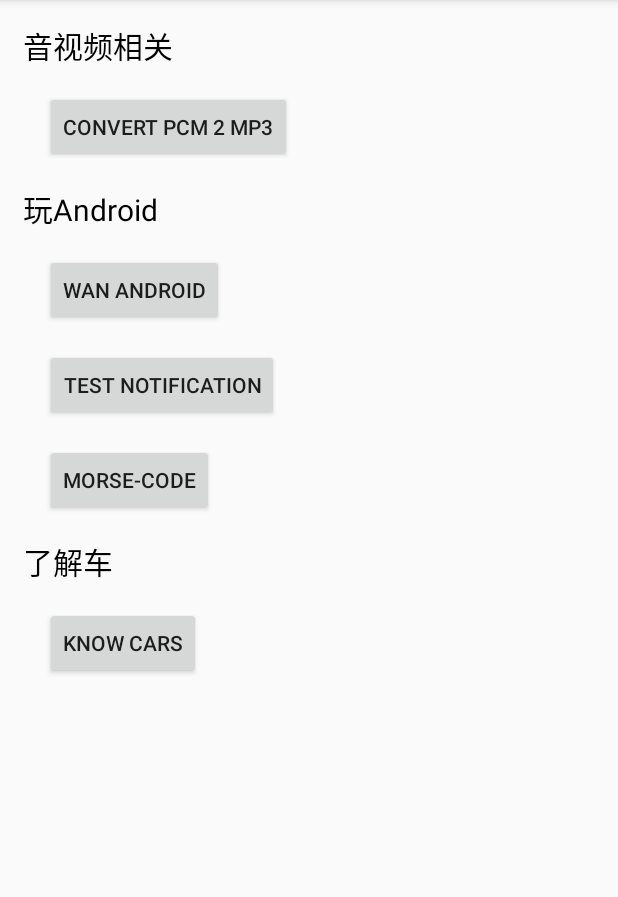
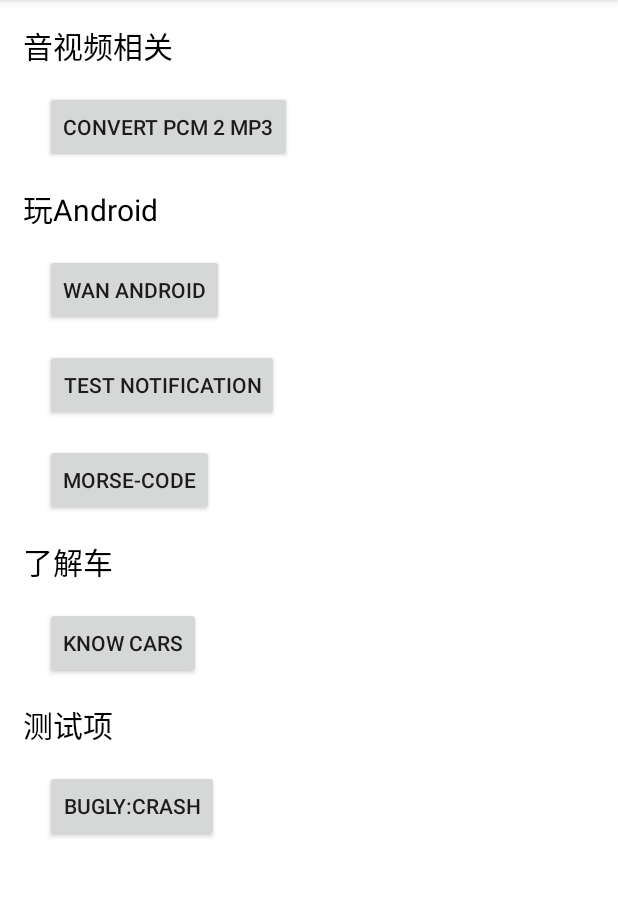
Before and after one commit to jio-deng/FFmpegInAndroid, an Android app: the screen it shows after launch (MainActivity), on a phone screen of 412 x 824 dp, the part 84-981 px from its top. Run offline under Robolectric (Android 15) with nearby library versions, the phone set to English and light mode, and no system bars; libraries missing offline, so code that uses them is left out: com.squareup.leakcanary, com.tencent.bugly; 4 statements that could not run were skipped.

Commit message:
[Add]Launch Optimize and some stuff..
Signed-off-by: dengziming <501823206@qq.co>

```diff
--- a/app/src/main/java/com/dzm/ffmpeg/MainActivity.java
+++ b/app/src/main/java/com/dzm/ffmpeg/MainActivity.java
@@ -2,16 +2,19 @@
 
 import android.content.Intent;
 import android.os.Bundle;
+import android.os.Debug;
 import android.view.View;
 
 import androidx.annotation.Nullable;
 import androidx.appcompat.app.AppCompatActivity;
 
 import com.dzm.ffmpeg.cars.KnowCarsActivity;
+import com.dzm.ffmpeg.optimize.AopOnClick;
 import com.dzm.ffmpeg.tools.MorseCodeActivity;
 import com.dzm.ffmpeg.utils.NotificationUtil;
 import com.dzm.ffmpeg.wanandroid.WanAndroidActivity;
 import com.dzm.ffmpeg.yinshipin.ConvertPcm2Mp3Activity;
+import com.tencent.bugly.crashreport.CrashReport;
 
 /**
  * @author Johnny Deng
@@ -24,12 +27,14 @@
 
     @Override
     protected void onCreate(@Nullable Bundle savedInstanceState) {
+        setTheme(R.style.AppTheme);
         super.onCreate(savedInstanceState);
         setContentView(R.layout.activity_main);
 
         // jump to : lame convert pcm to mp3
         findViewById(R.id.btn_convert_pcm_2_mp3).setOnClickListener(new View.OnClickListener() {
             @Override
+            @AopOnClick
             public void onClick(View v) {
                 Intent intent = new Intent(MainActivity.this, ConvertPcm2Mp3Activity.class);
                 startActivity(intent);
@@ -39,6 +44,7 @@
         // jump to : wan android
         findViewById(R.id.btn_wan_android).setOnClickListener(new View.OnClickListener() {
             @Override
+            @AopOnClick(5000)
             public void onClick(View v) {
                 Intent intent = new Intent(MainActivity.this, WanAndroidActivity.class);
                 startActivity(intent);
@@ -48,6 +54,7 @@
         // test notification
         findViewById(R.id.btn_test_notification).setOnClickListener(new View.OnClickListener() {
             @Override
+            @AopOnClick(5000)
             public void onClick(View v) {
                 int id = 1;
                 String channelId = "my_channel_01";
@@ -62,6 +69,7 @@
         // jump to : morse-code
         findViewById(R.id.btn_morse_code).setOnClickListener(new View.OnClickListener() {
             @Override
+            @AopOnClick(5000)
             public void onClick(View v) {
                 Intent intent = new Intent(MainActivity.this, MorseCodeActivity.class);
                 startActivity(intent);
@@ -71,9 +79,20 @@
         // jump to : know_cars
         findViewById(R.id.btn_know_cars).setOnClickListener(new View.OnClickListener() {
             @Override
+            @AopOnClick(5000)
             public void onClick(View v) {
                 Intent intent = new Intent(MainActivity.this, KnowCarsActivity.class);
                 startActivity(intent);
+            }
+        });
+
+
+        // test : bugly crash
+        findViewById(R.id.btn_test_bugly).setOnClickListener(new View.OnClickListener() {
+            @Override
+            @AopOnClick(5000)
+            public void onClick(View v) {
+                CrashReport.testJavaCrash();
             }
         });
     }
--- a/app/src/main/java/com/dzm/ffmpeg/MyApplication.java
+++ b/app/src/main/java/com/dzm/ffmpeg/MyApplication.java
@@ -2,12 +2,15 @@
 
 import android.annotation.SuppressLint;
 import android.app.Application;
+import android.content.Context;
 import android.content.Intent;
+import android.os.Debug;
+
+import androidx.core.os.TraceCompat;
 
 import com.dzm.ffmpeg.hotfix.andfix.AndFixService;
 import com.squareup.leakcanary.LeakCanary;
-
-import cn.bmob.v3.Bmob;
+import com.tencent.bugly.crashreport.CrashReport;
 
 /**
  * @author Johnny Deng
@@ -25,35 +28,60 @@
     public void onCreate() {
         super.onCreate();
 
-        init();
+        traceStart();
 
-        // init Bmob SDK
-        Bmob.initialize(this, Constant.BMOB_APP_ID);
+        // LeakCanary
+        initLeakCanary();
+
+        // Bmob SDK
+//        Bmob.initialize(this, Constant.BMOB_APP_ID);
+
+        // Bugly : 为了保证运营数据的准确性，建议不要在异步线程初始化Bugly
+        initBugly();
 
         // AndFix Service
-        startAndFixService();
+        initAndFixService();
+
+        traceEnd();
     }
 
-    private void init() {
+    private void traceStart() {
+        // systrace begin
+//        TraceCompat.beginSection("AppOnCreate");
+        // traceview start: 生成App.trace
+//        Debug.startMethodTracing(getFilesDir() + "/App.trace");
+    }
+
+    private void traceEnd() {
+        // traceview stop
+//        Debug.stopMethodTracing();
+        // systrace end
+//        TraceCompat.endSection();
+    }
+
+    private void initLeakCanary() {
         if (LeakCanary.isInAnalyzerProcess(this)) {
             // This process is dedicated to LeakCanary for heap analysis.
-            // You should not init your app in this process.
+            // You should not initLeakCanary your app in this process.
             return;
         }
         LeakCanary.install(this);
         sMe = this;
         isAppDebug = BuildConfig.DEBUG;
-
-
     }
 
     /**
      * 启动AndFix Service
      */
-    private void startAndFixService() {
+    private void initAndFixService() {
         Intent intent = new Intent(this, AndFixService.class);
         startService(intent);
     }
+
+    private void initBugly() {
+        CrashReport.initCrashReport(getApplicationContext(), "ffb5f5471a", false);
+    }
+
 
     /**  **/
     public static MyApplication getInstance() {
--- /dev/null
+++ b/app/src/main/res/drawable/theme_startup.xml
@@ -0,0 +1,12 @@
+<?xml version="1.0" encoding="utf-8"?>
+<layer-list xmlns:android="http://schemas.android.com/apk/res/android">
+
+    <item android:drawable="@android:color/white" />
+
+    <item>
+        <bitmap
+            android:src="@drawable/icon_video"
+            android:gravity="center"/>
+    </item>
+
+</layer-list>
--- a/app/src/main/res/layout/activity_main.xml
+++ b/app/src/main/res/layout/activity_main.xml
@@ -93,4 +93,26 @@
         app:layout_constraintTop_toBottomOf="@+id/title_know_cars"
         app:layout_constraintStart_toStartOf="parent" />
 
+    <TextView
+        android:id="@+id/title_test"
+        android:layout_width="wrap_content"
+        android:layout_height="wrap_content"
+        android:text="测试项"
+        android:textSize="20sp"
+        android:textColor="#000000"
+        android:layout_marginTop="15dp"
+        android:layout_marginStart="15dp"
+        app:layout_constraintStart_toStartOf="parent"
+        app:layout_constraintTop_toBottomOf="@+id/btn_know_cars" />
+
+    <Button
+        android:id="@+id/btn_test_bugly"
+        android:layout_width="wrap_content"
+        android:layout_height="wrap_content"
+        android:text="Bugly:Crash"
+        android:layout_marginTop="@dimen/home_btn_margin_top"
+        android:layout_marginStart="@dimen/home_btn_margin_start"
+        app:layout_constraintTop_toBottomOf="@+id/title_test"
+        app:layout_constraintStart_toStartOf="parent" />
+
 </androidx.constraintlayout.widget.ConstraintLayout>
--- a/app/src/main/res/values/styles.xml
+++ b/app/src/main/res/values/styles.xml
@@ -6,6 +6,15 @@
         <item name="colorPrimary">@color/colorPrimary</item>
         <item name="colorPrimaryDark">@color/colorPrimaryDark</item>
         <item name="colorAccent">@color/colorAccent</item>
+        <item name="android:windowBackground">@android:color/white</item>
+    </style>
+
+    <style name="AppTheme_Launcher" parent="Theme.AppCompat.Light.DarkActionBar">
+        <!-- Customize your theme here. -->
+        <item name="colorPrimary">@color/colorPrimary</item>
+        <item name="colorPrimaryDark">@color/colorPrimaryDark</item>
+        <item name="colorAccent">@color/colorAccent</item>
+        <item name="android:windowBackground">@drawable/theme_startup</item>
     </style>
 
 </resources>
--- /dev/null
+++ b/app/src/main/res/xml/network_security_config.xml
@@ -0,0 +1,6 @@
+<?xml version="1.0" encoding="utf-8"?>
+<network-security-config>
+    <domain-config cleartextTrafficPermitted="true">
+        <domain includeSubdomains="true">android.bugly.qq.com</domain>
+    </domain-config>
+</network-security-config>
```
Also changed, not shown: app/build.gradle (+59 -2 lines), app/src/main/AndroidManifest.xml (+7 -1 lines), app/src/main/java/com/dzm/ffmpeg/optimize/AopOnClick.java (added, +21 -0 lines), app/src/main/java/com/dzm/ffmpeg/optimize/LaunchAOP.java (added, +89 -0 lines), app/src/main/java/com/dzm/ffmpeg/optimize/LaunchOptimizeManager.java (added, +111 -0 lines), app/src/main/java/com/dzm/ffmpeg/optimize/LaunchTimer.java (added, +28 -0 lines), app/src/main/java/com/dzm/ffmpeg/test/GlideTest.java (added, +26 -0 lines), app/src/main/java/com/dzm/ffmpeg/test/MyAppGlideModule.java (added, +15 -0 lines), app/src/main/java/com/dzm/ffmpeg/test/OkHttpTest.java (added, +62 -0 lines), app/src/main/java/com/dzm/ffmpeg/utils/ThreadUtils.java (added, +80 -0 lines), app/src/main/java/com/dzm/ffmpeg/utils/Utils.java (+33 -0 lines), build.gradle (+9 -4 lines), 1 other file.
